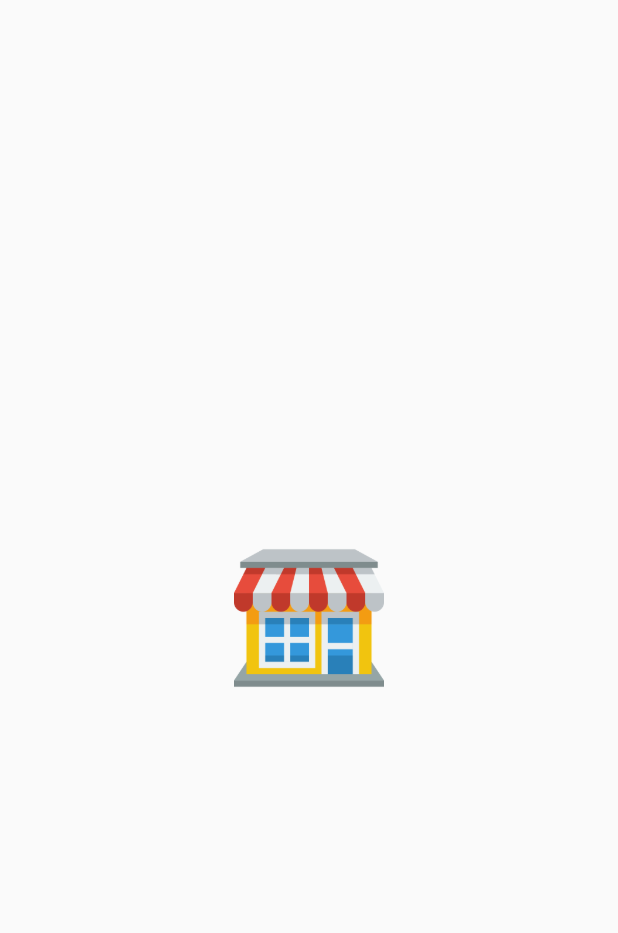
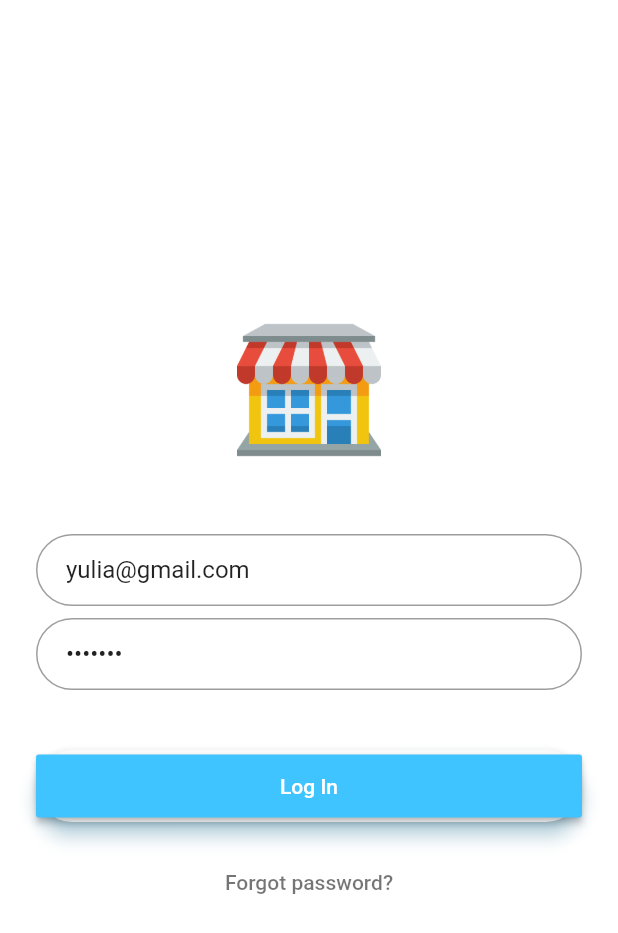
Before and after one commit to yuliasholihah/online-shop, a Flutter app: the first screen one second after launch, on a phone screen of 412 x 824 dp. Shown: the top 933 px of the screen. Run offline on Flutter 3.47's test engine with Material 2 defaults, Android fonts, the light colour scheme and no system bars; Roboto replaces fonts that are missing (NeoSans).

Commit message:
tambah login

```diff
--- a/lib/beranda/beranda_view.dart
+++ b/lib/beranda/beranda_view.dart
@@ -6,6 +6,7 @@ import 'package:reseller/constant.dart';
 import 'dart:async';
 
 class BerandaPage extends StatefulWidget {
+  static String tag = 'beranda-page';
   @override
   _BerandaPageState createState() => new _BerandaPageState();
 }
--- /dev/null
+++ b/lib/beranda/login_page.dart
@@ -0,0 +1,91 @@
+import 'package:reseller/beranda/beranda_view.dart';
+import 'package:flutter/material.dart';
+
+class LoginPage extends StatefulWidget {
+  static String tag = 'login-page';
+  @override
+  _LoginPageState createState() => new _LoginPageState();
+}
+
+class _LoginPageState extends State<LoginPage> {
+  @override
+  Widget build(BuildContext context) {
+    final logo = Hero(
+      child: CircleAvatar(
+        backgroundColor: Colors.transparent,
+        radius: 48.0,
+        child: Image.asset('assets/shop.png'),
+      ),
+      tag: Hero,
+    );
+
+    final email = TextFormField(
+      keyboardType: TextInputType.emailAddress,
+      autofocus: false,
+      initialValue: 'yulia@gmail.com',
+      decoration: InputDecoration(
+        hintText: 'Masukan Email',
+        contentPadding: EdgeInsets.fromLTRB(20.0, 10.0, 20.0, 10.0),
+        border: OutlineInputBorder(borderRadius: BorderRadius.circular(32.0)),
+      ),
+    );
+
+    final password = TextFormField(
+      autofocus: false,
+      initialValue: 'rahasia',
+      obscureText: true,
+      decoration: InputDecoration(
+        hintText: 'Masukan Password',
+        contentPadding: EdgeInsets.fromLTRB(20.0, 10.0, 20.0, 10.0),
+        border: OutlineInputBorder(borderRadius: BorderRadius.circular(32.0)),
+      ),
+    );
+
+    final loginButton = Padding(
+      padding: EdgeInsets.symmetric(vertical: 16.0),
+      child: Material(
+        borderRadius: BorderRadius.circular(30.0),
+        shadowColor: Colors.lightBlueAccent.shade100,
+        elevation: 5.0,
+        child: MaterialButton(
+          minWidth: 200.0,
+          height: 42.0,
+          onPressed: () {
+            Navigator.push(context,
+                MaterialPageRoute(builder: (context) => BerandaPage()));
+          },
+          color: Colors.lightBlueAccent,
+          child: Text('Log In', style: TextStyle(color: Colors.white)),
+        ),
+      ),
+    );
+
+    final forgotLabel = FlatButton(
+      child: Text(
+        'Forgot password?',
+        style: TextStyle(color: Colors.black54),
+      ),
+      onPressed: () {},
+    );
+
+    return Scaffold(
+      backgroundColor: Colors.white,
+      body: Center(
+        child: ListView(
+          shrinkWrap: true,
+          padding: EdgeInsets.only(left: 24.0, right: 24.0),
+          children: <Widget>[
+            logo,
+            SizedBox(height: 48.0),
+            email,
+            SizedBox(height: 8.0),
+            password,
+            SizedBox(height: 24.0),
+            loginButton,
+            forgotLabel
+          ],
+        ),
+      ),
+    );
+  }
+}
--- a/lib/landing/landingpage_view.dart
+++ b/lib/landing/landingpage_view.dart
@@ -1,5 +1,6 @@
 import 'package:flutter/material.dart';
 import 'package:reseller/beranda/beranda_view.dart';
+import 'package:reseller/beranda/detail.dart';
 import 'package:reseller/constant.dart';
 
 class LandingPage extends StatefulWidget {
@@ -9,9 +10,7 @@ class LandingPage extends StatefulWidget {
 
 class _LandingPageState extends State<LandingPage> {
   int _bottomNavCurrentIndex = 0;
-  List<Widget> _container = [
-    new BerandaPage(),
-  ];
+  List<Widget> _container = [new BerandaPage(), new Detail()];
 
   @override
   Widget build(BuildContext context) {
--- a/lib/main.dart
+++ b/lib/main.dart
@@ -1,10 +1,17 @@
 import 'package:flutter/material.dart';
+import 'package:reseller/beranda/beranda_view.dart';
+import 'package:reseller/beranda/login_page.dart';
 import 'package:reseller/constant.dart';
-import 'package:reseller/launcher/launcher_view.dart';
+
+//import 'package:reseller/launcher/launcher_view.dart';
 
 void main() => runApp(new MyApp());
 
 class MyApp extends StatelessWidget {
+  final routes = <String, WidgetBuilder>{
+    LoginPage.tag: (context) => LoginPage(),
+    BerandaPage.tag: (context) => BerandaPage(),
+  };
   @override
   Widget build(BuildContext context) {
     return new MaterialApp(
@@ -15,10 +22,11 @@ class MyApp extends StatelessWidget {
         primaryColor: GojekPalette.green,
         accentColor: GojekPalette.green,
       ),
-      home: new LauncherPage(),
+      home: new LoginPage(),
     );
   }
 }
+
 //import 'package:flutter/material.dart';
 //import 'package:reseller/beranda/detail.dart';
 //import 'package:reseller/constant.dart';
```
Also changed, not shown: lib/beranda/detail.dart (+31 -25 lines), lib/constant.dart (+7 -0 lines).
